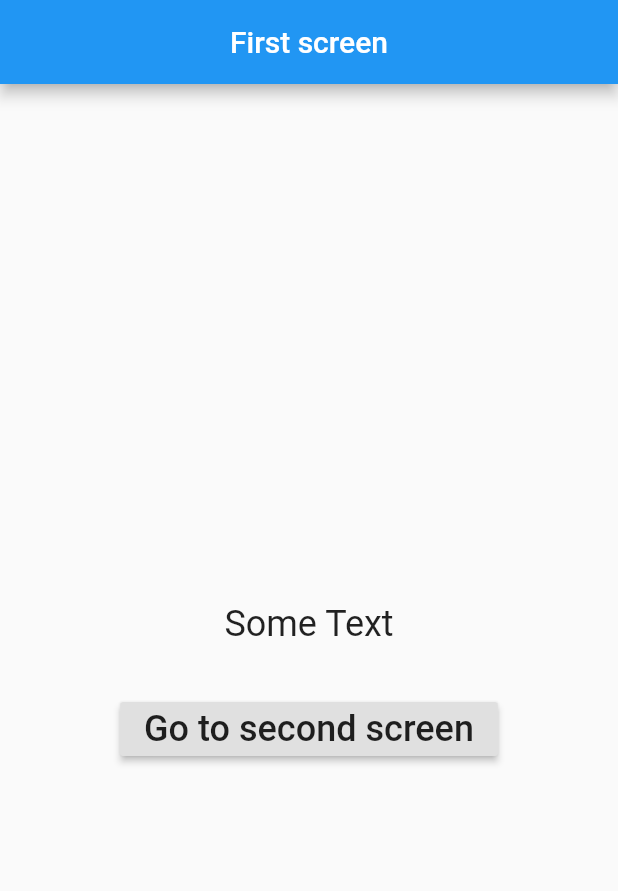
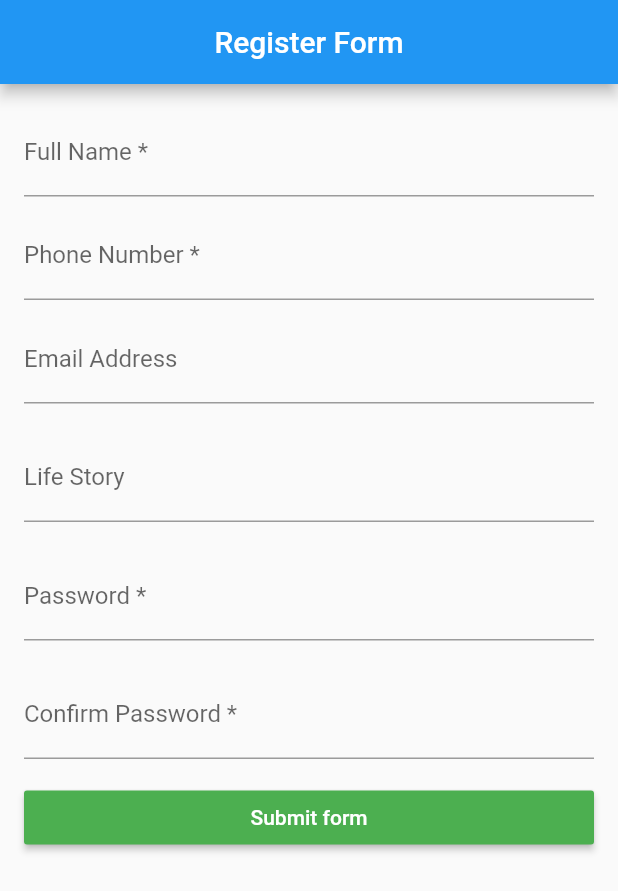
Before and after one commit to oleksiidev/flutter_dump, a Flutter app: the screen it shows after launch, on a phone screen of 412 x 824 dp. Shown: the top 891 px of the screen. Run offline on Flutter 3.47's test engine with Material 2 defaults, Android fonts, the light colour scheme and no system bars.

Commit message:
submit form

```diff
--- a/lib/first_screen.dart
+++ /dev/null
@@ -1,54 +0,0 @@
-import 'package:flutter/material.dart';
-import 'package:flutter_null_safety/second_screen.dart';
-
-class FirstScreen extends StatefulWidget {
-  @override
-  State<FirstScreen> createState() => _FirstScreenState();
-}
-
-class _FirstScreenState extends State<FirstScreen> {
-  String text = 'Some Text';
-
-  @override
-  Widget build(BuildContext context) {
-    return Scaffold(
-      appBar: AppBar(
-        title: Text('First screen'),
-        centerTitle: true,
-      ),
-      body: Center(
-          child: Column(
-        mainAxisAlignment: MainAxisAlignment.center,
-        children: [
-          Padding(
-            padding: const EdgeInsets.all(32.0),
-            child: Text(
-              text,
-              style: TextStyle(fontSize: 24),
-            ),
-          ),
-          RaisedButton(
-            child: Text(
-              'Go to second screen',
-              style: TextStyle(fontSize: 24),
-            ),
-            onPressed: () {
-              _returnDataFromSecondScreen(context);
-            },
-          )
-        ],
-      )),
-    );
-  }
-
-  void _returnDataFromSecondScreen(BuildContext context) async {
-    Route route = MaterialPageRoute(
-      builder: (context) => SecondScreen(),
-    );
-    final result = await Navigator.push(context, route);
-
-    setState(() {
-      text = result;
-    });
-  }
-}
--- a/lib/main.dart
+++ b/lib/main.dart
@@ -1,10 +1,20 @@
 import 'package:flutter/material.dart';
-
-import 'first_screen.dart';
+import 'package:flutter_null_safety/pages/register_form_page.dart';
 
 void main() {
-  runApp(MaterialApp(
-    title: 'Returned Pass Data',
-    home: FirstScreen(),
-  ));
+  runApp(MyApp());
 }
+
+class MyApp extends StatelessWidget {
+  const MyApp({Key? key}) : super(key: key);
+  @override
+  Widget build(BuildContext context) {
+    return MaterialApp(
+      title: 'Register Form Demo',
+      theme: ThemeData(
+          primarySwatch: Colors.blue,
+          visualDensity: VisualDensity.adaptivePlatformDensity),
+      home: RegisterFormPage(),
+    );
+  }
+}
--- /dev/null
+++ b/lib/pages/register_form_page.dart
@@ -0,0 +1,69 @@
+import 'package:flutter/material.dart';
+
+class RegisterFormPage extends StatefulWidget {
+  const RegisterFormPage({Key? key}) : super(key: key);
+
+  @override
+  State<RegisterFormPage> createState() => _RegisterFormPageState();
+}
+
+class _RegisterFormPageState extends State<RegisterFormPage> {
+  @override
+  Widget build(BuildContext context) {
+    return Scaffold(
+      appBar: AppBar(
+        title: Text('Register Form'),
+        centerTitle: true,
+      ),
+      body: Form(
+        child: ListView(
+          padding: EdgeInsets.all(16.0),
+          children: [
+            TextField(
+              decoration: InputDecoration(labelText: 'Full Name *'),
+            ),
+            SizedBox(
+              height: 10,
+            ),
+            TextFormField(
+              decoration: InputDecoration(labelText: "Phone Number *"),
+            ),
+            SizedBox(
+              height: 10,
+            ),
+            TextFormField(
+              decoration: InputDecoration(labelText: "Email Address "),
+            ),
+            SizedBox(
+              height: 20,
+            ),
+            TextFormField(
+              decoration: InputDecoration(labelText: "Life Story "),
+            ),
+            SizedBox(
+              height: 20,
+            ),
+            TextFormField(
+              decoration: InputDecoration(labelText: "Password *"),
+            ),
+            SizedBox(
+              height: 20,
+            ),
+            TextFormField(
+              decoration: InputDecoration(labelText: "Confirm Password * "),
+            ),
+            SizedBox(height: 15),
+            RaisedButton(
+              onPressed: () {},
+              color: Colors.green,
+              child: Text(
+                'Submit form',
+                style: TextStyle(color: Colors.white),
+              ),
+            )
+          ],
+        ),
+      ),
+    );
+  }
+}
```
Also changed, not shown: lib/second_screen.dart (deleted, +0 -44 lines), 1 other file.
